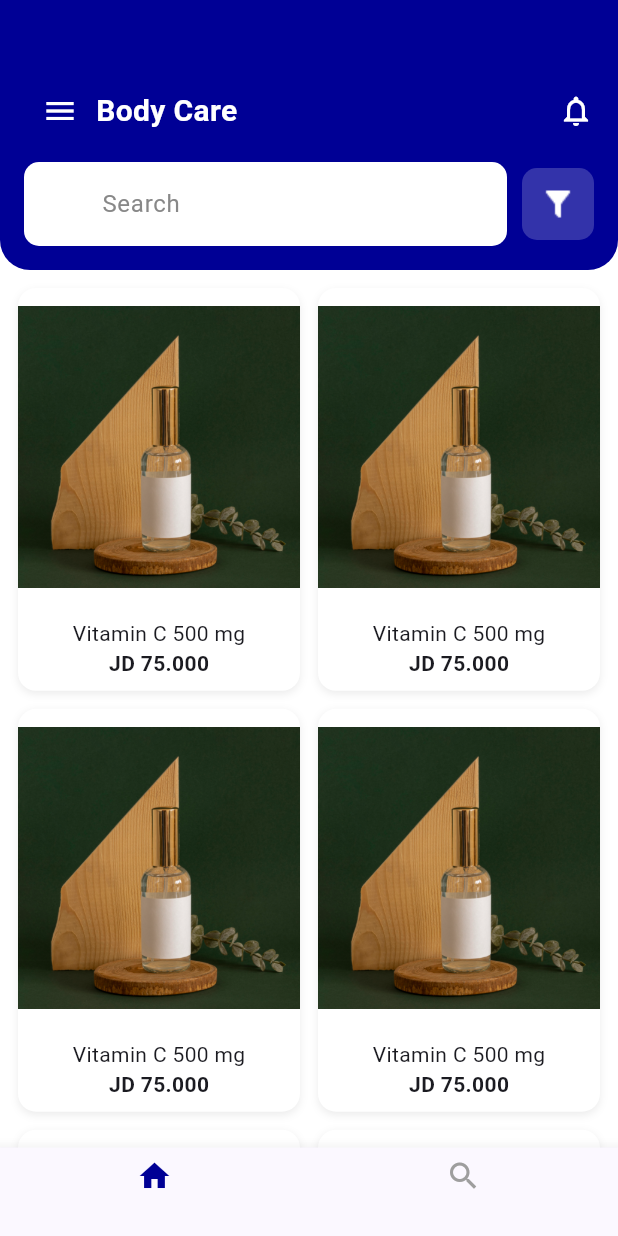
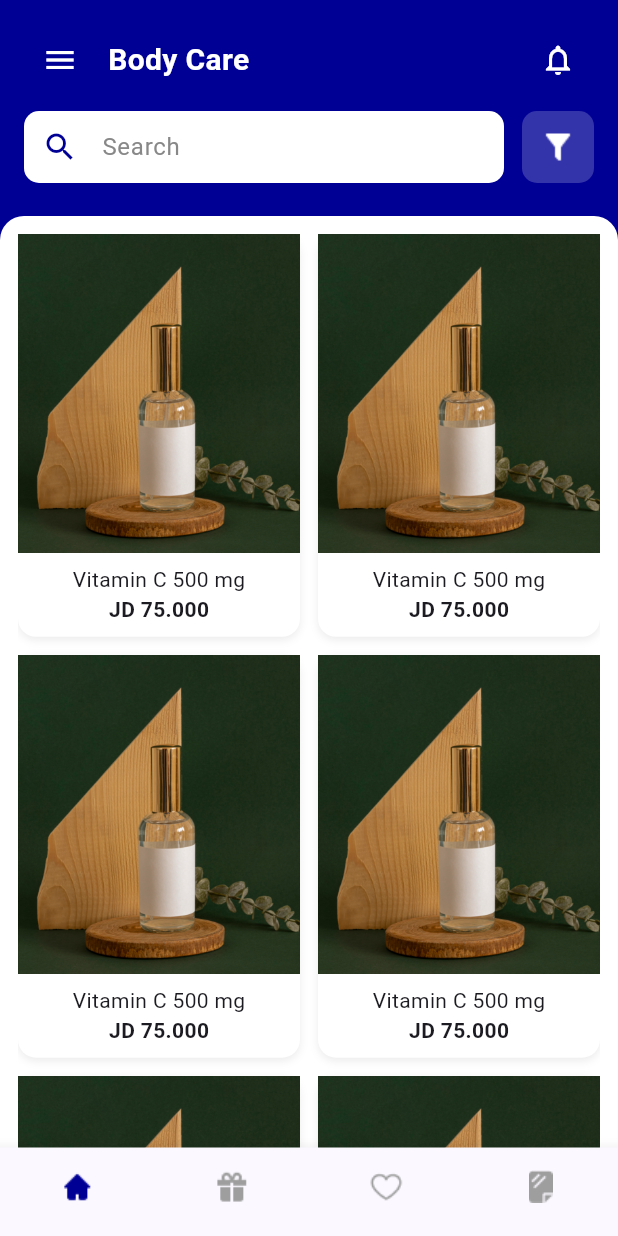
Before and after one commit to Mahmoud810/AST-Graduation-Project, a Flutter app: the NavBar screen opened directly, on a phone screen of 412 x 824 dp. Run offline on Flutter 3.47's test engine with Material 3 defaults, Android fonts, the phone set to English and light mode, and no system bars; our stand-ins replace cached_network_image, dartz, dio, firebase_messaging, flutter_local_notifications, flutter_svg and 9 more; accounts and stored records are empty.

Commit message:
handle bases view

```diff
--- a/lib/NavBar.dart
+++ b/lib/NavBar.dart
@@ -1,9 +1,11 @@
 import 'package:flutter/material.dart';
 // import 'package:graduation_project/core/core/theme/colors.dart';
 import 'package:graduation_project/constants.dart';
-
-import 'screens/home.dart';
-
+import 'package:graduation_project/core/core/assets/genImages/imageAssets.dart';
+import 'screens/NavBar/HomeScreen.dart';
+import 'screens/NavBar/GiftScreen.dart';
+import 'screens/NavBar/FavouriteScreen.dart';
+import 'screens/NavBar/UploadScreen.dart';
 // const Color AppColors.appbarColor = Colors.blue; // Define your app color here
 
 class NavBar extends StatefulWidget {
@@ -18,7 +20,9 @@ class _NavBarState extends State<NavBar> {
 
   final List<Widget> _screens = const [
     HomeScreen(),
-    HomeScreen(), // Temporary - replace with your actual screens
+    GiftScreen(), // Temporary - replace with your actual screens
+    FavouriteScreen(),
+    UploadScreen(),
     // SearchScreen(),
     // ProfileScreen(),
   ];
@@ -29,10 +33,16 @@ class _NavBarState extends State<NavBar> {
     });
   }
 
-  BottomNavigationBarItem buildNavItem(IconData icon, String label, int index) {
+  BottomNavigationBarItem buildNavItem(
+    String assetPath,
+    String label,
+    int index,
+  ) {
     return BottomNavigationBarItem(
-      icon: Icon(
-        icon,
+      icon: Image.asset(
+        assetPath,
+        width: 24,
+        height: 24,
         color: _selectedIndex == index ? AppColors.appColor : AppColors.grey,
       ),
       label: label,
@@ -49,9 +59,18 @@ class _NavBarState extends State<NavBar> {
         onTap: _onItemTapped,
         selectedItemColor: AppColors.appColor,
         unselectedItemColor: AppColors.grey,
+        // items: [
+        //   buildNavItem(Icons.home, "", 0),
+        //   buildNavItem(Icons.search, "", 1), // Added second item
+        //   // buildNavItem(Icons.person, "Profile", 2), // Optional third item
+        // ],
+        showSelectedLabels: false,
+        showUnselectedLabels: false,
         items: [
-          buildNavItem(Icons.home, "", 0),
-          buildNavItem(Icons.search, "", 1), // Added second item
+          buildNavItem(Assets.resourceScreensHome, "", 0),
+          buildNavItem(Assets.resourceScreensGift, "", 1), // Added second item
+          buildNavItem(Assets.resourceScreensHeart, "", 2),
+          buildNavItem(Assets.resourceScreensSheetPlastic, "", 3),
           // buildNavItem(Icons.person, "Profile", 2), // Optional third item
         ],
       ),
--- /dev/null
+++ b/lib/core/core/assets/genImages/imageAssets.dart
@@ -0,0 +1,16 @@
+// ignore_for_file: prefer_single_quotes
+class Assets {
+  Assets._();
+
+  static const String resourceFilterIcon = "assets/filterIcon.png";
+
+  static const String resourceProduct = "assets/product.jpg";
+
+  static const String resourceScreensGift = "assets/Screens/gift.png";
+
+  static const String resourceScreensHeart = "assets/Screens/heart.png";
+
+  static const String resourceScreensHome = "assets/Screens/home.png";
+
+  static const String resourceScreensSheetPlastic = "assets/Screens/sheet-plastic.png";
+}
--- a/lib/main.dart
+++ b/lib/main.dart
@@ -1,4 +1,5 @@
 import 'package:flutter/material.dart';
+import 'package:graduation_project/NavBar.dart';
 import 'package:graduation_project/constants.dart';
 import 'package:graduation_project/screens/cart_screen.dart';
 import 'constants.dart';
@@ -19,7 +20,7 @@ class MainApp extends StatelessWidget {
         primaryColor: AppColors.appColor,
         colorScheme: ColorScheme.fromSeed(seedColor: AppColors.appColor),
       ),
-      home: CartScreen(),
+      home: NavBar(),
     );
   }
 }
--- /dev/null
+++ b/lib/screens/BaseViews/BaseView.dart
@@ -0,0 +1,197 @@
+import 'package:flutter/material.dart';
+import '../../constants.dart';
+
+class BaseView extends StatelessWidget {
+  final String title;
+  final Widget body;
+  final bool isContainSearch;
+  final VoidCallback? onFilterPressed;
+  final ValueChanged<String>? onSearchChanged;
+  final VoidCallback? onMenuPressed;
+  final VoidCallback? onNotificationPressed;
+
+  const BaseView({
+    super.key,
+    required this.title,
+    required this.body,
+    this.onFilterPressed,
+    this.onSearchChanged,
+    this.onMenuPressed,
+    this.onNotificationPressed,
+    this.isContainSearch = true,
+  });
+
+  @override
+  Widget build(BuildContext context) {
+    // Constants for consistent layout spacing
+    const double componentHeight = 48.0;
+    const double headerRowHeight = 48.0;
+    const double verticalPadding = 16.0;
+    const double spacerHeight = 10.0;
+    const double overlapAmount = 16.0; // reduced overlap for cleaner gap
+    const double horizontalSpacing = 12.0;
+    const double bottomSpacingBelowSearch =
+        22.0; // new spacing below search bar
+
+    // Calculate header height
+    double headerContentHeight =
+        MediaQuery.of(context).padding.top +
+        verticalPadding +
+        headerRowHeight +
+        spacerHeight;
+
+    if (isContainSearch) {
+      headerContentHeight +=
+          componentHeight + verticalPadding + bottomSpacingBelowSearch;
+    } else {
+      headerContentHeight += verticalPadding;
+    }
+
+    final double headerTotalHeight = headerContentHeight;
+
+    return Scaffold(
+      backgroundColor: AppColors.white,
+      body: Stack(
+        children: [
+          // --- Header (Green Section) ---
+          Positioned(
+            top: 0,
+            left: 0,
+            right: 0,
+            height: headerTotalHeight,
+            child: Container(
+              width: double.infinity,
+              padding: EdgeInsets.only(
+                top: MediaQuery.of(context).padding.top + verticalPadding,
+                left: 16,
+                right: 16,
+                bottom: verticalPadding,
+              ),
+              decoration: const BoxDecoration(color: AppColors.appColor),
+              child: Column(
+                crossAxisAlignment: CrossAxisAlignment.start,
+                children: [
+                  // --- Title Row ---
+                  Row(
+                    mainAxisAlignment: MainAxisAlignment.spaceBetween,
+                    children: [
+                      Row(
+                        children: [
+                          IconButton(
+                            icon: const Icon(
+                              Icons.menu,
+                              color: AppColors.white,
+                            ),
+                            onPressed: onMenuPressed,
+                            iconSize: 24,
+                            padding: EdgeInsets.zero,
+                            constraints: const BoxConstraints(),
+                          ),
+                          const SizedBox(width: 8),
+                          Text(
+                            title,
+                            style: const TextStyle(
+                              color: AppColors.white,
+                              fontSize: 20,
+                              fontWeight: FontWeight.bold,
+                            ),
+                          ),
+                        ],
+                      ),
+                      IconButton(
+                        icon: const Icon(
+                          Icons.notifications_none,
+                          color: AppColors.white,
+                        ),
+                        onPressed: onNotificationPressed,
+                        iconSize: 24,
+                        padding: EdgeInsets.zero,
+                        constraints: const BoxConstraints(),
+                      ),
+                    ],
+                  ),
+
+                  const SizedBox(height: spacerHeight),
+
+                  // --- Search & Filter Row ---
+                  if (isContainSearch) ...[
+                    Row(
+                      crossAxisAlignment: CrossAxisAlignment.center,
+                      children: [
+                        Expanded(
+                          child: SizedBox(
+                            height: componentHeight,
+                            child: TextField(
+                              decoration: InputDecoration(
+                                hintText: 'Search',
+                                hintStyle: const TextStyle(
+                                  color: Color(0xFF888888),
+                                ),
+                                filled: true,
+                                fillColor: AppColors.white,
+                                contentPadding: const EdgeInsets.symmetric(
+                                  vertical: 0,
+                                ),
+                                prefixIcon: Icon(
+                                  Icons.search,
+                                  color: AppColors.appColor,
+                                ),
+                                border: OutlineInputBorder(
+                                  borderRadius: BorderRadius.circular(10),
+                                  borderSide: BorderSide.none,
+                                ),
+                              ),
+                              onChanged: onSearchChanged,
+                              style: const TextStyle(color: AppColors.textDark),
+                            ),
+                          ),
+                        ),
+                        const SizedBox(width: horizontalSpacing),
+                        Container(
+                          height: componentHeight,
+                          width: componentHeight,
+                          decoration: BoxDecoration(
+                            color: AppColors.white.withOpacity(0.2),
+                            borderRadius: BorderRadius.circular(10),
+                          ),
+                          child: IconButton(
+                            icon: Image.asset(
+                              "assets/filterIcon.png",
+                              color: AppColors.white,
+                              height: 24,
+                            ),
+                            onPressed: onFilterPressed,
+                            padding: EdgeInsets.zero,
+                            constraints: const BoxConstraints.tightFor(
+                              width: componentHeight,
+                              height: componentHeight,
+                            ),
+                          ),
+                        ),
+                      ],
+                    ),
+                  ],
+                ],
+              ),
+            ),
+          ),
+
+          // --- Body (White Section) ---
+          Positioned.fill(
+            top: headerTotalHeight - overlapAmount,
+            child: Container(
+              decoration: const BoxDecoration(
+                color: AppColors.white,
+                borderRadius: BorderRadius.only(
+                  topLeft: Radius.circular(overlapAmount),
+                  topRight: Radius.circular(overlapAmount),
+                ),
+              ),
+              child: body,
+            ),
+          ),
+        ],
+      ),
+    );
+  }
+}
--- /dev/null
+++ b/lib/screens/NavBar/HomeScreen.dart
@@ -0,0 +1,64 @@
+// HomeScreen.dart
+
+import 'package:flutter/material.dart';
+import 'package:graduation_project/constants.dart';
+import '../BaseViews/BaseView.dart';
+
+class HomeScreen extends StatelessWidget {
+  const HomeScreen({super.key});
+
+  @override
+  Widget build(BuildContext context) {
+    return BaseView(
+      title: "Body Care",
+      isContainSearch: true,
+      onSearchChanged: (query) => print("Searching: $query"),
+      onFilterPressed: () => print("Filter pressed"),
+      onNotificationPressed: () => print("Notifications pressed"),
+      onMenuPressed: () => print("Menu pressed"),
+
+      // body: keep it simple — BaseView already draws the top rounded header,
+      // so don't duplicate the top radii here. Use padding to separate content.
+      body: Padding(
+        padding: const EdgeInsets.only(top: 12, left: 12, right: 12),
+        child: GridView.builder(
+          padding: EdgeInsets.zero,
+          gridDelegate: const SliverGridDelegateWithFixedCrossAxisCount(
+            crossAxisCount: 2,
+            childAspectRatio: 0.7,
+            crossAxisSpacing: 12,
+            mainAxisSpacing: 12,
+          ),
+          itemCount: 10,
+          itemBuilder: (context, index) => Container(
+            decoration: BoxDecoration(
+              color: AppColors.white,
+              borderRadius: BorderRadius.circular(12),
+              boxShadow: [
+                BoxShadow(
+                  color: AppColors.grey.withOpacity(0.2),
+                  blurRadius: 4,
+                  offset: const Offset(0, 2),
+                ),
+              ],
+            ),
+            child: Column(
+              children: [
+                Expanded(
+                  child: Image.asset("assets/product.jpg", fit: BoxFit.cover),
+                ),
+                const SizedBox(height: 8),
+                const Text("Vitamin C 500 mg"),
+                const Text(
+                  "JD 75.000",
+                  style: TextStyle(fontWeight: FontWeight.bold),
+                ),
+                const SizedBox(height: 8),
+              ],
+            ),
+          ),
+        ),
+      ),
+    );
+  }
+}
--- a/lib/screens/baseview.dart
+++ /dev/null
@@ -1,122 +0,0 @@
-import 'package:flutter/material.dart';
-
-import '../constants.dart';
-
-class BaseView extends StatelessWidget {
-  final String title;
-  final Widget body;
-  final VoidCallback? onFilterPressed;
-  final ValueChanged<String>? onSearchChanged;
-
-  const BaseView({
-    super.key,
-    required this.title,
-    required this.body,
-    this.onFilterPressed,
-    this.onSearchChanged,
-  });
-
-  @override
-  Widget build(BuildContext context) {
-    return Scaffold(
-      backgroundColor: AppColors.white, // Body background
-      body: Column(
-        children: [
-          Container(
-            width: double.infinity,
-            padding: const EdgeInsets.only(
-              top: 50, // for status bar space
-              left: 16,
-              right: 16,
-              bottom: 16,
-            ),
-            decoration: const BoxDecoration(
-              color: AppColors.appColor, // Green background like in the image
-              borderRadius: BorderRadius.only(
-                bottomLeft: Radius.circular(20),
-                bottomRight: Radius.circular(20),
-              ),
-            ),
-            child: Column(
-              crossAxisAlignment: CrossAxisAlignment.start,
-              children: [
-                // Header Row
-                Row(
-                  mainAxisAlignment: MainAxisAlignment.spaceBetween,
-                  children: [
-                    Row(
-                      children: [
-                        IconButton(
-                          icon: const Icon(Icons.menu, color: AppColors.white),
-                          onPressed: () {},
-                        ),
-                        Text(
-                          title,
-                          style: const TextStyle(
-                            color: AppColors.white,
-                            fontSize: 20,
-                            fontWeight: FontWeight.bold,
-                          ),
-                        ),
-                      ],
-                    ),
-                    Row(
-                      children: const [
-                        Icon(Icons.notifications_none, color: AppColors.white),
-                      ],
-                    ),
-                  ],
-                ),
-
-                const SizedBox(height: 10),
-
-                // Search + Filter
-                Row(
-                  children: [
-                    Expanded(
-                      child: TextField(
-                        decoration: InputDecoration(
-                          hintText: 'Search',
-                          hintStyle: const TextStyle(color: Color(0xFF888888)),
-                          filled: true,
-                          fillColor: AppColors.white,
-                          prefixIcon: const Icon(
-                            Icons.search,
-                            color: AppColors.white,
-                          ),
-                          border: OutlineInputBorder(
-                            borderRadius: BorderRadius.circular(10),
-                            borderSide: BorderSide.none,
-                          ),
-                        ),
-                        onChanged: onSearchChanged,
-                        style: const TextStyle(color: AppColors.textDark),
-                      ),
-                    ),
-                    const SizedBox(width: 10),
-                    Container(
-                      decoration: BoxDecoration(
-                        color: AppColors.white.withOpacity(0.2),
-                        borderRadius: BorderRadius.circular(10),
-                      ),
-                      child: IconButton(
-                        icon: Image.asset(
-                          "assets/filterIcon.png",
-                          color: AppColors.white,
-                        ),
-                        onPressed: onFilterPressed,
-                      ),
-                    ),
-                  ],
-                ),
-              ],
-            ),
-          ),
-
-          // 🧱 Body content
-          Expanded(child: body),
-        ],
-      ),
-    );
-  }
-}
--- a/lib/screens/home.dart
+++ /dev/null
@@ -1,51 +0,0 @@
-import 'package:flutter/material.dart';
-import 'package:graduation_project/constants.dart';
-import 'baseview.dart';
-
-class HomeScreen extends StatelessWidget {
-  const HomeScreen({super.key});
-
-  @override
-  Widget build(BuildContext context) {
-    return BaseView(
-      title: "Body Care",
-      onSearchChanged: (query) => print("Searching: $query"),
-      onFilterPressed: () => print("Filter pressed"),
-      body: GridView.builder(
-        padding: const EdgeInsets.all(12),
-        gridDelegate: const SliverGridDelegateWithFixedCrossAxisCount(
-          crossAxisCount: 2,
-          childAspectRatio: 0.7,
-          crossAxisSpacing: 12,
-          mainAxisSpacing: 12,
-        ),
-        itemCount: 10,
-        itemBuilder: (context, index) => Container(
-          decoration: BoxDecoration(
-            color: AppColors.white,
-            borderRadius: BorderRadius.circular(12),
-            boxShadow: [
-              BoxShadow(
-                color: AppColors.grey.withOpacity(0.2),
-                blurRadius: 4,
-                offset: const Offset(0, 2),
-              ),
-            ],
-          ),
-          child: Column(
-            children: [
-              Expanded(child: Image.asset("assets/product.jpg")),
-              const SizedBox(height: 8),
-              const Text("Vitamin C 500 mg"),
-              const Text(
-                "JD 75.000",
-                style: TextStyle(fontWeight: FontWeight.bold),
-              ),
-              const SizedBox(height: 8),
-            ],
-          ),
-        ),
-      ),
-    );
-  }
-}
--- a/pubspec.yaml
+++ b/pubspec.yaml
@@ -37,7 +37,10 @@ dev_dependencies:
 flutter:
   uses-material-design: true
   assets:
-    - assets/screens/home.png
+    - assets/Screens/home.png
+    - assets/Screens/heart.png
+    - assets/Screens/gift.png
+    - assets/Screens/sheet-plastic.png
     - assets/product.jpg
     - assets/filterIcon.png
 flutter_assets:
```
Also changed, not shown: lib/screens/BaseViews/BaseBackView.dart (added, +180 -0 lines), lib/screens/NavBar/FavouriteScreen.dart (added, +15 -0 lines), lib/screens/NavBar/GiftScreen.dart (added, +16 -0 lines), lib/screens/NavBar/UploadScreen.dart (added, +16 -0 lines), assets/Screens/home.png.
